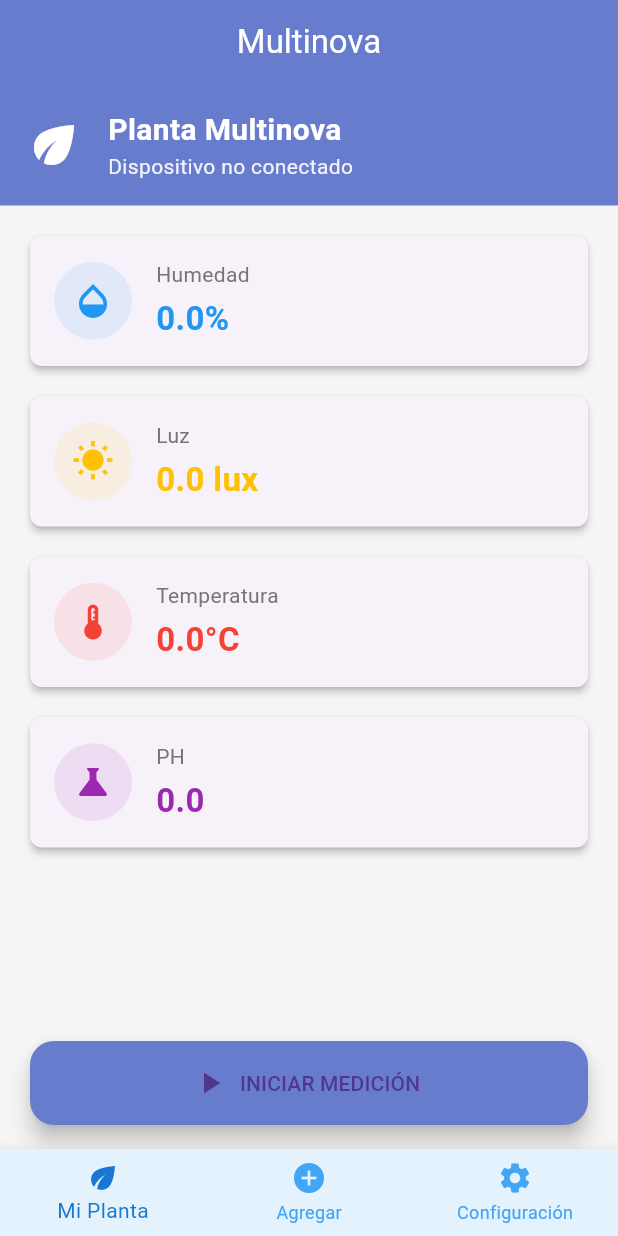
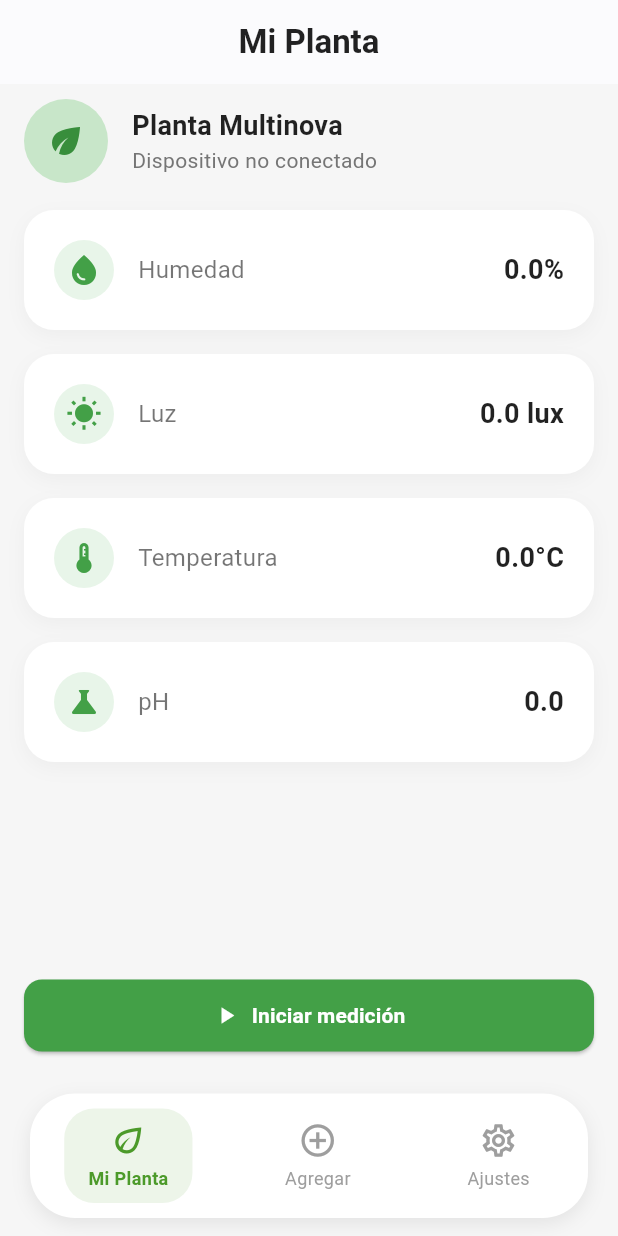
Before and after one commit to Nicolukazzz/appmultinova, a Flutter app: the screen it shows after launch, on a phone screen of 412 x 824 dp. Run offline on Flutter 3.47's test engine with Material 3 defaults, Android fonts, the phone set to English and light mode, and no system bars; our stand-ins replace firebase_core, flutter_blue_plus, permission_handler; accounts and stored records are empty.

Commit message:
Style Update

```diff
--- a/lib/presentation/home_screen.dart
+++ b/lib/presentation/home_screen.dart
@@ -1,11 +1,11 @@
 import 'package:flutter/material.dart';
+import 'my_plant_screen.dart';
 import 'add_plant_screen.dart';
-import 'my_plant_screen.dart';
 import 'settings_screen.dart';
 
 class HomeScreen extends StatefulWidget {
   @override
-  _HomeScreenState createState() => _HomeScreenState();
+  State<HomeScreen> createState() => _HomeScreenState();
 }
 
 class _HomeScreenState extends State<HomeScreen> {
@@ -17,27 +17,78 @@ class _HomeScreenState extends State<HomeScreen> {
     SettingsScreen(),
   ];
 
+  final List<IconData> _icons = [
+    Icons.eco_outlined,
+    Icons.add_circle_outline,
+    Icons.settings_outlined,
+  ];
+
+  final List<String> _labels = ['Mi Planta', 'Agregar', 'Ajustes'];
+
   @override
   Widget build(BuildContext context) {
     return Scaffold(
-      body: IndexedStack(index: _currentIndex, children: _screens),
-      bottomNavigationBar: BottomNavigationBar(
-        currentIndex: _currentIndex,
-        selectedItemColor: Colors.blue[700],
-        unselectedItemColor: Colors.blue[400],
-        backgroundColor: Colors.blue[50],
-        onTap: (index) => setState(() => _currentIndex = index),
-        items: const [
-          BottomNavigationBarItem(icon: Icon(Icons.eco), label: 'Mi Planta'),
-          BottomNavigationBarItem(
-            icon: Icon(Icons.add_circle_outlined),
-            label: 'Agregar',
+      backgroundColor: const Color(0xFFF6F6F6),
+      body: _screens[_currentIndex],
+      bottomNavigationBar: Padding(
+        padding: const EdgeInsets.symmetric(horizontal: 20.0, vertical: 12.0),
+        child: Container(
+          decoration: BoxDecoration(
+            color: Colors.white,
+            borderRadius: BorderRadius.circular(30),
+            boxShadow: [
+              BoxShadow(
+                color: Colors.black.withOpacity(0.08),
+                blurRadius: 10,
+                offset: const Offset(0, 4),
+              ),
+            ],
           ),
-          BottomNavigationBarItem(
-            icon: Icon(Icons.settings),
-            label: 'Configuración',
+          padding: const EdgeInsets.symmetric(vertical: 10),
+          child: Row(
+            mainAxisAlignment: MainAxisAlignment.spaceAround,
+            children: List.generate(_icons.length, (index) {
+              final isSelected = index == _currentIndex;
+
+              return GestureDetector(
+                onTap: () => setState(() => _currentIndex = index),
+                child: AnimatedContainer(
+                  duration: Duration(milliseconds: 250),
+                  padding: EdgeInsets.symmetric(horizontal: 16, vertical: 8),
+                  decoration: BoxDecoration(
+                    color:
+                        isSelected
+                            ? Color(0xFF4C9A2A).withOpacity(0.1)
+                            : Colors.transparent,
+                    borderRadius: BorderRadius.circular(20),
+                  ),
+                  child: Column(
+                    mainAxisSize: MainAxisSize.min,
+                    children: [
+                      Icon(
+                        _icons[index],
+                        color:
+                            isSelected ? Color(0xFF4C9A2A) : Colors.grey[500],
+                        size: 26,
+                      ),
+                      SizedBox(height: 4),
+                      Text(
+                        _labels[index],
+                        style: TextStyle(
+                          color:
+                              isSelected ? Color(0xFF4C9A2A) : Colors.grey[500],
+                          fontSize: 12,
+                          fontWeight:
+                              isSelected ? FontWeight.w600 : FontWeight.normal,
+                        ),
+                      ),
+                    ],
+                  ),
+                ),
+              );
+            }),
           ),
-        ],
+        ),
       ),
     );
   }
--- a/lib/presentation/my_plant_screen.dart
+++ b/lib/presentation/my_plant_screen.dart
@@ -40,7 +40,6 @@ class _MyPlantScreenState extends State<MyPlantScreen> {
       context,
       listen: false,
     );
-
     if (!bluetoothProvider.isConnected) {
       setState(() => _connectionStatus = 'Dispositivo no conectado');
       return;
@@ -56,39 +55,23 @@ class _MyPlantScreenState extends State<MyPlantScreen> {
       setState(() => _connectionStatus = 'Descubriendo servicios...');
       final services = await device.discoverServices();
 
-      BluetoothService? uartService;
-      try {
-        uartService = services.firstWhere(
+      final uartService = services.firstWhere(
         (s) =>
-              s.uuid.toString().toLowerCase() ==
-              UART_SERVICE_UUID.toLowerCase(),
+            s.uuid.toString().toLowerCase() == UART_SERVICE_UUID.toLowerCase(),
+        orElse: () => throw Exception('Servicio UART no encontrado'),
       );
-      } catch (e) {
-        setState(() => _connectionStatus = 'Servicio UART no encontrado');
-        return;
-      }
 
-      try {
       _uartRxCharacteristic = uartService.characteristics.firstWhere(
         (c) =>
-              c.uuid.toString().toLowerCase() ==
-              UART_RX_CHAR_UUID.toLowerCase(),
+            c.uuid.toString().toLowerCase() == UART_RX_CHAR_UUID.toLowerCase(),
+        orElse: () => throw Exception('Característica RX no encontrada'),
       );
-      } catch (e) {
-        setState(() => _connectionStatus = 'Característica RX no encontrada');
-        return;
-      }
 
-      try {
       _uartTxCharacteristic = uartService.characteristics.firstWhere(
         (c) =>
-              c.uuid.toString().toLowerCase() ==
-              UART_TX_CHAR_UUID.toLowerCase(),
+            c.uuid.toString().toLowerCase() == UART_TX_CHAR_UUID.toLowerCase(),
+        orElse: () => throw Exception('Característica TX no encontrada'),
       );
-      } catch (e) {
-        setState(() => _connectionStatus = 'Característica TX no encontrada');
-        return;
-      }
 
       await _uartTxCharacteristic!.setNotifyValue(true);
       _dataSubscription = _uartTxCharacteristic!.value.listen(
@@ -115,14 +98,14 @@ class _MyPlantScreenState extends State<MyPlantScreen> {
       ScaffoldMessenger.of(context).showSnackBar(
         SnackBar(
           content: Text("Datos actualizados"),
-          backgroundColor: const Color.fromARGB(255, 104, 124, 206),
+          backgroundColor: Colors.green,
         ),
       );
     } catch (e) {
       setState(() => _isLoading = false);
       ScaffoldMessenger.of(context).showSnackBar(
         SnackBar(
-          content: Text("Error en formato de datos"),
+          content: Text("Error al leer datos"),
           backgroundColor: Colors.red,
         ),
       );
@@ -133,7 +116,7 @@ class _MyPlantScreenState extends State<MyPlantScreen> {
     if (_uartRxCharacteristic == null) {
       ScaffoldMessenger.of(context).showSnackBar(
         SnackBar(
-          content: Text("Bluetooth no configurado correctamente"),
+          content: Text("Bluetooth no configurado"),
           backgroundColor: Colors.red,
         ),
       );
@@ -167,78 +150,53 @@ class _MyPlantScreenState extends State<MyPlantScreen> {
   }
 
   @override
+  void dispose() {
+    _dataSubscription?.cancel();
+    super.dispose();
+  }
+
+  @override
   Widget build(BuildContext context) {
     return Scaffold(
+      backgroundColor: Color(0xfff6f6f6),
       appBar: AppBar(
-        title: Text("Multinova", style: TextStyle(color: Colors.white)),
-        backgroundColor: const Color.fromARGB(255, 104, 124, 206),
-        elevation: 0,
+        backgroundColor: Colors.white,
+        elevation: 0.5,
         centerTitle: true,
+        title: Text(
+          "Mi Planta",
+          style: TextStyle(color: Colors.black87, fontWeight: FontWeight.bold),
         ),
-      body: Container(
-        color: Colors.grey[100],
-        child: Column(
+        iconTheme: IconThemeData(color: Colors.black),
+      ),
+      body: Column(
         children: [
-            // Header
           Container(
-              padding: EdgeInsets.all(16),
-              color: const Color.fromARGB(255, 104, 124, 206),
+            margin: EdgeInsets.symmetric(vertical: 10),
+            padding: EdgeInsets.symmetric(horizontal: 16),
             child: Row(
               children: [
-                  Icon(Icons.eco, color: Colors.white, size: 40),
+                CircleAvatar(
+                  backgroundColor: Colors.green[100],
+                  radius: 28,
+                  child: Icon(Icons.eco, size: 28, color: Colors.green[700]),
+                ),
                 SizedBox(width: 16),
-                  Column(
+                Expanded(
+                  child: Column(
                     crossAxisAlignment: CrossAxisAlignment.start,
                     children: [
                       Text(
                         _plantName,
                         style: TextStyle(
-                          color: Colors.white,
-                          fontSize: 20,
+                          fontSize: 18,
                           fontWeight: FontWeight.bold,
+                          color: Colors.black87,
                         ),
                       ),
                       Text(
                         _connectionStatus,
-                        style: TextStyle(color: Colors.white.withOpacity(0.9)),
-                      ),
-                    ],
-                  ),
-                ],
-              ),
-            ),
-
-            // Sensor Data
-            Expanded(
-              child: ListView(
-                padding: EdgeInsets.all(16),
-                children: [
-                  _buildSensorCard(
-                    icon: Icons.opacity,
-                    title: "Humedad",
-                    value: "${_humidity.toStringAsFixed(1)}%",
-                    color: Colors.blue,
-                  ),
-                  SizedBox(height: 12),
-                  _buildSensorCard(
-                    icon: Icons.wb_sunny,
-                    title: "Luz",
-                    value: "${_light.toStringAsFixed(1)} lux",
-                    color: Colors.amber,
-                  ),
-                  SizedBox(height: 12),
-                  _buildSensorCard(
-                    icon: Icons.thermostat,
-                    title: "Temperatura",
-                    value: "${_temperature.toStringAsFixed(1)}°C",
-                    color: Colors.red,
-                  ),
-                  SizedBox(height: 12),
-                  _buildSensorCard(
-                    icon: Icons.science,
-                    title: "PH",
-                    value: _ph.toStringAsFixed(1),
-                    color: Colors.purple,
+                        style: TextStyle(fontSize: 14, color: Colors.grey[600]),
                       ),
                     ],
                   ),
@@ -246,12 +204,48 @@ class _MyPlantScreenState extends State<MyPlantScreen> {
               ],
             ),
           ),
-      floatingActionButton: Container(
-        padding: EdgeInsets.symmetric(horizontal: 20),
-        width: double.infinity,
-        child: FloatingActionButton.extended(
+          Expanded(
+            child: SingleChildScrollView(
+              padding: EdgeInsets.symmetric(horizontal: 16),
+              child: Column(
+                children: [
+                  _buildSensorCard(
+                    "Humedad",
+                    "${_humidity.toStringAsFixed(1)}%",
+                    Icons.water_drop,
+                  ),
+                  _buildSensorCard(
+                    "Luz",
+                    "${_light.toStringAsFixed(1)} lux",
+                    Icons.wb_sunny,
+                  ),
+                  _buildSensorCard(
+                    "Temperatura",
+                    "${_temperature.toStringAsFixed(1)}°C",
+                    Icons.thermostat,
+                  ),
+                  _buildSensorCard(
+                    "pH",
+                    "${_ph.toStringAsFixed(1)}",
+                    Icons.science,
+                  ),
+                ],
+              ),
+            ),
+          ),
+        ],
+      ),
+      bottomNavigationBar: Container(
+        padding: EdgeInsets.all(16),
+        child: ElevatedButton.icon(
+          style: ElevatedButton.styleFrom(
+            backgroundColor: Colors.green[600],
+            padding: EdgeInsets.symmetric(vertical: 14),
+            shape: RoundedRectangleBorder(
+              borderRadius: BorderRadius.circular(12),
+            ),
+          ),
           onPressed: _isLoading ? null : _takeMeasurements,
-          backgroundColor: const Color.fromARGB(255, 104, 124, 206),
           icon:
               _isLoading
                   ? SizedBox(
@@ -262,62 +256,54 @@ class _MyPlantScreenState extends State<MyPlantScreen> {
                       strokeWidth: 2,
                     ),
                   )
-                  : Icon(Icons.play_arrow),
-          label: Text(_isLoading ? "MEDICIÓN EN CURSO" : "INICIAR MEDICIÓN"),
+                  : Icon(Icons.play_arrow, color: Colors.white),
+          label: Text(
+            _isLoading ? "Midiendo..." : "Iniciar medición",
+            style: TextStyle(color: Colors.white, fontWeight: FontWeight.bold),
           ),
-      ),
-      floatingActionButtonLocation: FloatingActionButtonLocation.centerFloat,
-    );
-  }
-
-  Widget _buildSensorCard({
-    required IconData icon,
-    required String title,
-    required String value,
-    required Color color,
-  }) {
-    return Card(
-      elevation: 2,
-      shape: RoundedRectangleBorder(borderRadius: BorderRadius.circular(8)),
-      child: Padding(
-        padding: EdgeInsets.all(16),
-        child: Row(
-          children: [
-            Container(
-              padding: EdgeInsets.all(12),
-              decoration: BoxDecoration(
-                color: color.withOpacity(0.1),
-                shape: BoxShape.circle,
-              ),
-              child: Icon(icon, color: color, size: 28),
-            ),
-            SizedBox(width: 16),
-            Expanded(
-              child: Column(
-                crossAxisAlignment: CrossAxisAlignment.start,
-                children: [
-                  Text(title, style: TextStyle(color: Colors.grey[600])),
-                  SizedBox(height: 4),
-                  Text(
-                    value,
-                    style: TextStyle(
-                      fontSize: 22,
-                      fontWeight: FontWeight.bold,
-                      color: color,
-                    ),
-                  ),
-                ],
-              ),
-            ),
-          ],
         ),
       ),
     );
   }
 
-  @override
-  void dispose() {
-    _dataSubscription?.cancel();
-    super.dispose();
+  Widget _buildSensorCard(String title, String value, IconData icon) {
+    return Container(
+      margin: EdgeInsets.symmetric(vertical: 8),
+      padding: EdgeInsets.all(20),
+      decoration: BoxDecoration(
+        color: Colors.white,
+        borderRadius: BorderRadius.circular(20),
+        boxShadow: [
+          BoxShadow(
+            color: Colors.grey.withOpacity(0.1),
+            blurRadius: 10,
+            offset: Offset(0, 4),
+          ),
+        ],
+      ),
+      child: Row(
+        children: [
+          CircleAvatar(
+            backgroundColor: Colors.green[50],
+            child: Icon(icon, color: Colors.green[600]),
+          ),
+          SizedBox(width: 16),
+          Expanded(
+            child: Text(
+              title,
+              style: TextStyle(fontSize: 16, color: Colors.black54),
+            ),
+          ),
+          Text(
+            value,
+            style: TextStyle(
+              fontSize: 18,
+              fontWeight: FontWeight.bold,
+              color: Colors.black87,
+            ),
+          ),
+        ],
+      ),
+    );
   }
 }
```
Also changed, not shown: lib/presentation/add_plant_screen.dart (+76 -36 lines), lib/presentation/bluetooth_screen.dart (+57 -21 lines), lib/presentation/settings_screen.dart (+34 -21 lines). Lines whose indentation alone changed are shown as unchanged.
